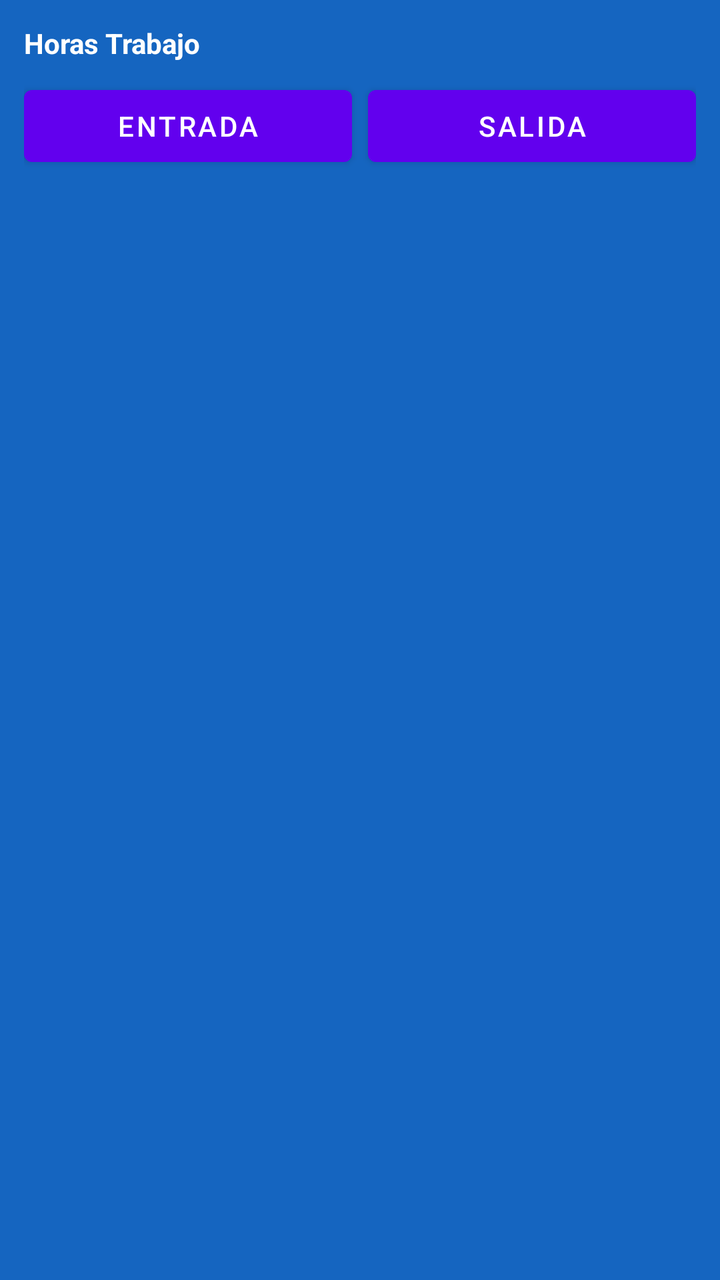
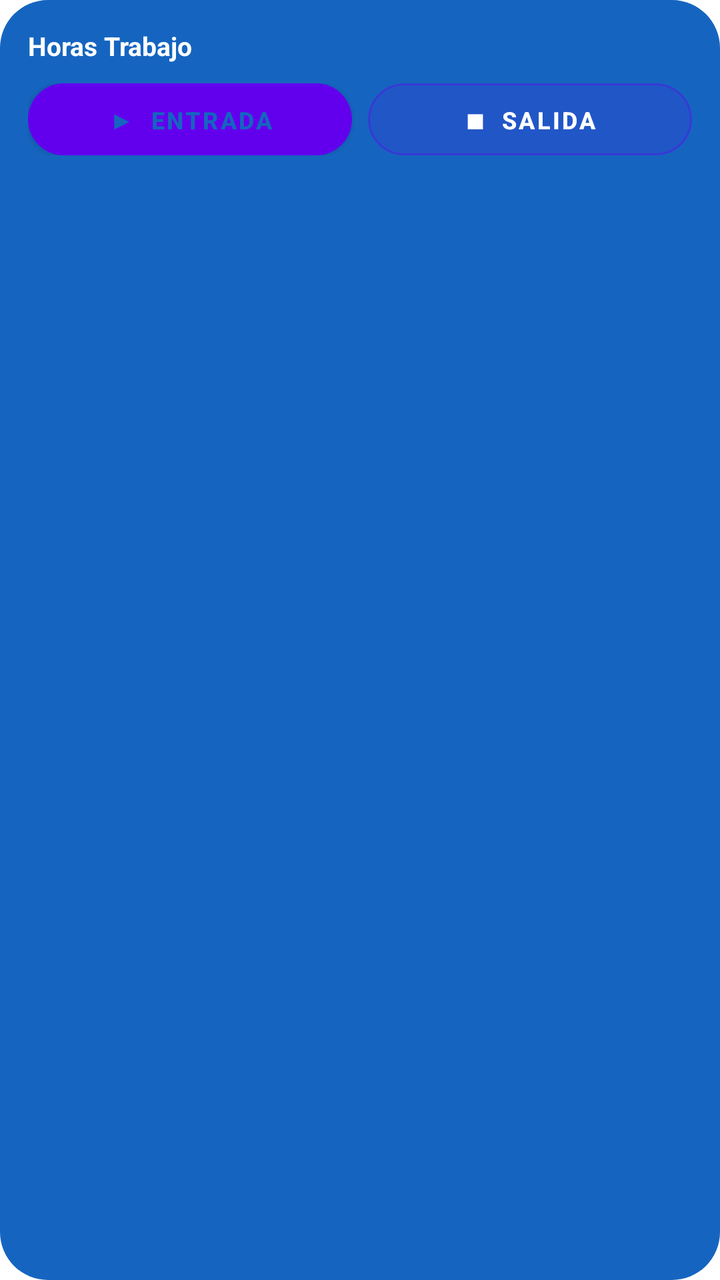

An Android layout rendered at two revisions. The XML below is the earlier revision; the diff shows what the commit changed to produce the second picture.
<!-- AndroidManifest.xml: fallback theme Theme.MaterialComponents.DayNight.NoActionBar -->
<!-- res/layout/home_widget_layout.xml -->
<?xml version="1.0" encoding="utf-8"?>
<LinearLayout xmlns:android="http://schemas.android.com/apk/res/android"
    android:layout_width="match_parent"
    android:layout_height="match_parent"
    android:orientation="vertical"
    android:padding="12dp"
    android:background="#1565C0"
    android:id="@+id/widget_container">

    <TextView
        android:id="@+id/widget_estado"
        android:layout_width="match_parent"
        android:layout_height="wrap_content"
        android:textColor="#FFFFFF"
        android:textSize="14sp"
        android:textStyle="bold"
        android:text="Horas Trabajo" />

    <LinearLayout
        android:layout_width="match_parent"
        android:layout_height="wrap_content"
        android:orientation="horizontal"
        android:layout_marginTop="8dp">

        <Button
            android:id="@+id/widget_boton_entrada"
            android:layout_width="0dp"
            android:layout_height="wrap_content"
            android:layout_weight="1"
            android:layout_marginEnd="4dp"
            android:text="Entrada" />

        <Button
            android:id="@+id/widget_boton_salida"
            android:layout_width="0dp"
            android:layout_height="wrap_content"
            android:layout_weight="1"
            android:layout_marginStart="4dp"
            android:text="Salida" />
    </LinearLayout>
</LinearLayout>
<!-- resources referenced by this layout -->
<resources>

</resources>

<!-- the commit's change to res/layout/home_widget_layout.xml (unified diff, before → after) -->
@@ -3,8 +3,8 @@
     android:layout_width="match_parent"
     android:layout_height="match_parent"
     android:orientation="vertical"
-    android:padding="12dp"
-    android:background="#1565C0"
+    android:padding="14dp"
+    android:background="@drawable/widget_background"
     android:id="@+id/widget_container">
 
     <TextView
@@ -12,30 +12,44 @@
         android:layout_width="match_parent"
         android:layout_height="wrap_content"
         android:textColor="#FFFFFF"
-        android:textSize="14sp"
+        android:textSize="13sp"
         android:textStyle="bold"
+        android:maxLines="1"
+        android:ellipsize="end"
         android:text="Horas Trabajo" />
 
     <LinearLayout
         android:layout_width="match_parent"
         android:layout_height="wrap_content"
         android:orientation="horizontal"
-        android:layout_marginTop="8dp">
+        android:layout_marginTop="10dp">
 
         <Button
             android:id="@+id/widget_boton_entrada"
             android:layout_width="0dp"
-            android:layout_height="wrap_content"
+            android:layout_height="36dp"
             android:layout_weight="1"
             android:layout_marginEnd="4dp"
-            android:text="Entrada" />
+            android:minWidth="0dp"
+            android:minHeight="0dp"
+            android:background="@drawable/widget_button_entrada"
+            android:textColor="#1565C0"
+            android:textSize="12sp"
+            android:textStyle="bold"
+            android:text="▶  Entrada" />
 
         <Button
             android:id="@+id/widget_boton_salida"
             android:layout_width="0dp"
-            android:layout_height="wrap_content"
+            android:layout_height="36dp"
             android:layout_weight="1"
             android:layout_marginStart="4dp"
-            android:text="Salida" />
+            android:minWidth="0dp"
+            android:minHeight="0dp"
+            android:background="@drawable/widget_button_salida"
+            android:textColor="#FFFFFF"
+            android:textSize="12sp"
+            android:textStyle="bold"
+            android:text="■  Salida" />
     </LinearLayout>
 </LinearLayout>
<!-- resource entries referenced after the edit -->
@@ -1,5 +1,26 @@
 <!-- resources referenced by this layout -->
 <resources>
-
+  <!-- drawable widget_background (drawable) -->
+  <?xml version="1.0" encoding="utf-8"?>
+  <shape xmlns:android="http://schemas.android.com/apk/res/android"
+      android:shape="rectangle">
+      <solid android:color="#1565C0" />
+      <corners android:radius="24dp" />
+  </shape>
+  <!-- drawable widget_button_entrada (drawable) -->
+  <?xml version="1.0" encoding="utf-8"?>
+  <shape xmlns:android="http://schemas.android.com/apk/res/android"
+      android:shape="rectangle">
+      <solid android:color="#FFFFFF" />
+      <corners android:radius="18dp" />
+  </shape>
+  <!-- drawable widget_button_salida (drawable) -->
+  <?xml version="1.0" encoding="utf-8"?>
+  <shape xmlns:android="http://schemas.android.com/apk/res/android"
+      android:shape="rectangle">
+      <solid android:color="#26FFFFFF" />
+      <stroke android:width="1dp" android:color="#66FFFFFF" />
+      <corners android:radius="18dp" />
+  </shape>
 </resources>
 
